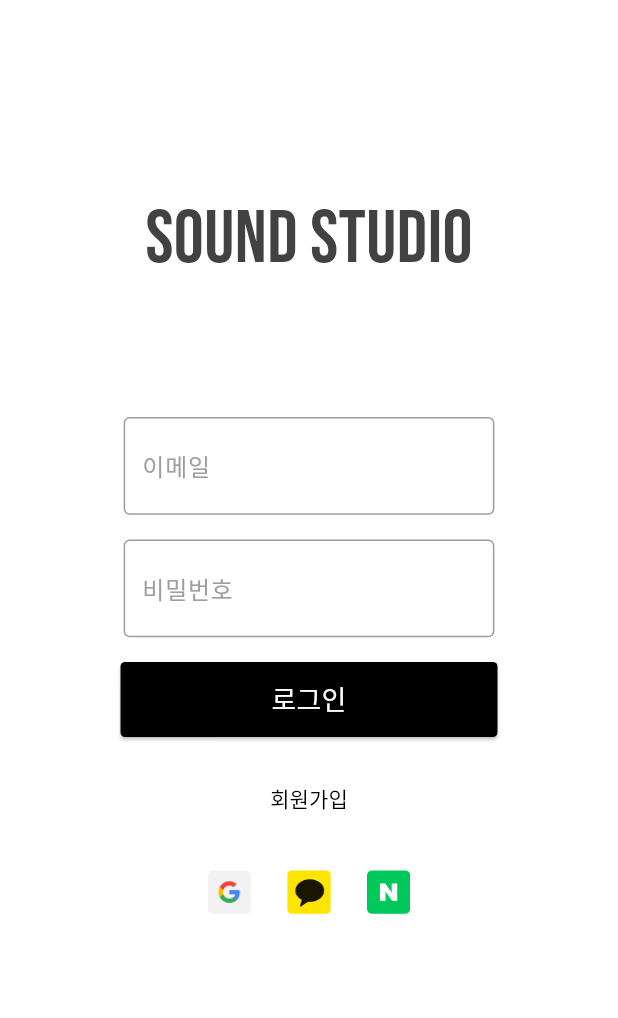
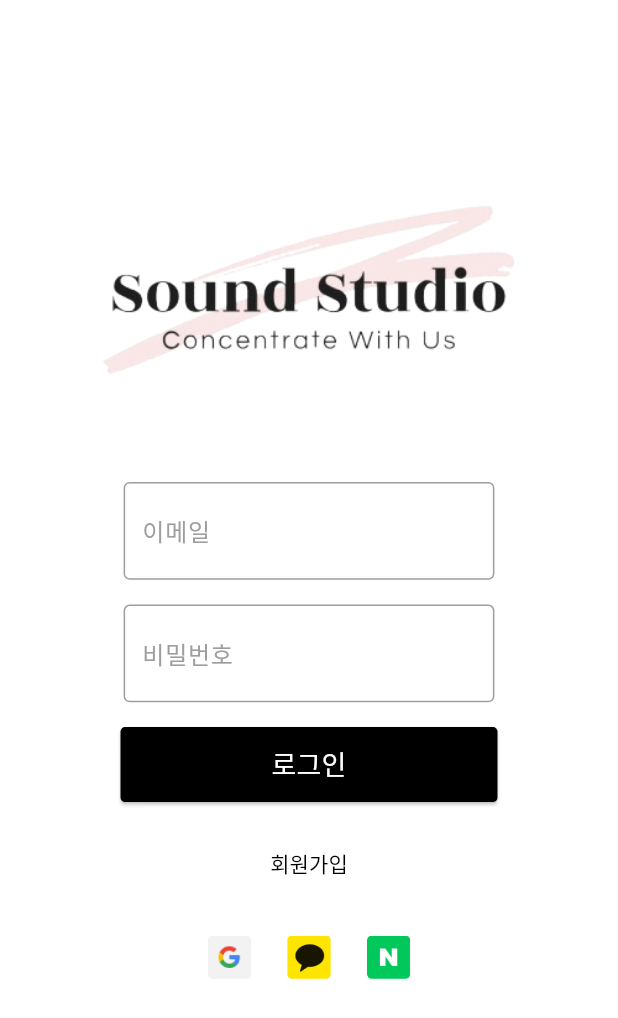
Before and after one commit to SoundStudioTon/Front-End, a Flutter app: the screen it shows after launch, on a phone screen of 412 x 824 dp. Shown: the top 1018 px of the screen. Run offline on Flutter 3.47's test engine with Material 3 defaults, Android fonts, the phone set to English and light mode, and no system bars; our stand-ins replace audioplayers, camera, dio, fl_chart, flutter_image_compress, flutter_secure_storage and 4 more.

Commit message:
로고 추가

```diff
--- a/lib/screens/login_screen.dart
+++ b/lib/screens/login_screen.dart
@@ -22,18 +22,16 @@ class LoginScreen extends StatelessWidget {
           return Column(
             children: [
               SizedBox(
-                height: screenHeight * 0.15,
+                height: screenHeight * 0.14,
               ),
               Center(
-                child: Text(
-                  'SOUND STUDIO',
-                  style: GoogleFonts.bebasNeue(
-                    fontSize: 50,
-                  ),
+                child: Image.asset(
+                  'assets/images/sound_studio_appbar_logo.png',
+                  height: screenHeight * 0.2,
                 ),
               ),
               SizedBox(
-                height: screenHeight * 0.1,
+                height: screenHeight * 0.05,
               ),
               Padding(
                 padding: EdgeInsets.only(
--- a/pubspec.yaml
+++ b/pubspec.yaml
@@ -43,6 +43,8 @@ flutter:
     - assets/images/kakao_login_icon.png
     - assets/images/left_arrow.png
     - assets/images/right_arrow.png
+    - assets/images/sound_studio_logo.png
+    - assets/images/sound_studio_appbar_logo.png
     - assets/audio/white_noise.mp3
     - assets/audio/pink_noise.mp3
     - assets/audio/green_noise.mp3
```
Also changed, not shown: .VSCodeCounter/2024-12-03_01-46-27/diff.csv (added), .VSCodeCounter/2024-12-03_01-46-27/diff.txt (added), .VSCodeCounter/2024-12-03_01-46-27/results.csv (added), .VSCodeCounter/2024-12-03_01-46-27/results.json (added), .VSCodeCounter/2024-12-03_01-46-27/results.txt (added), assets/images/sound_studio_appbar_logo.png (added), 4 other files.
